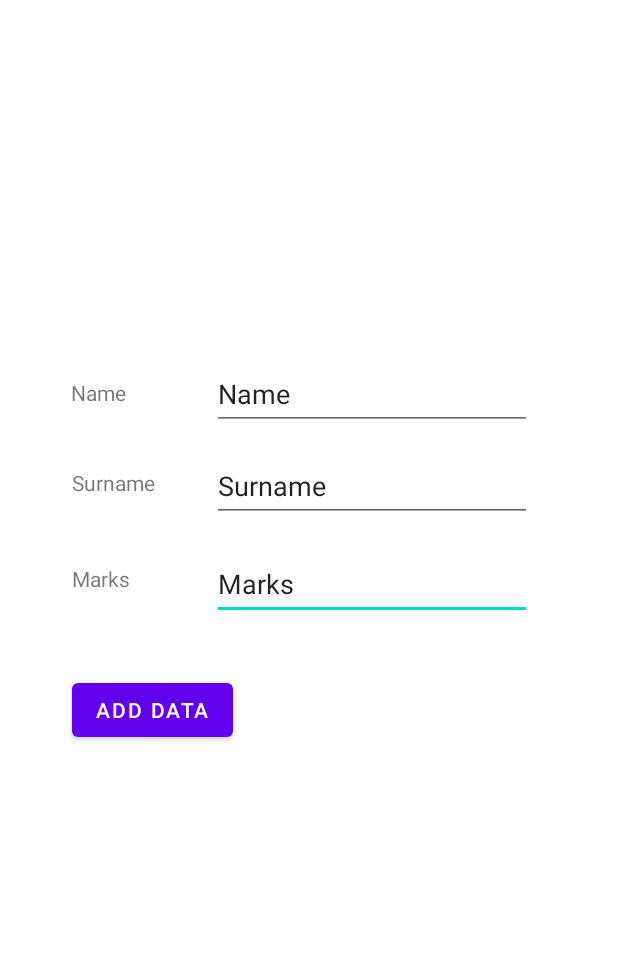
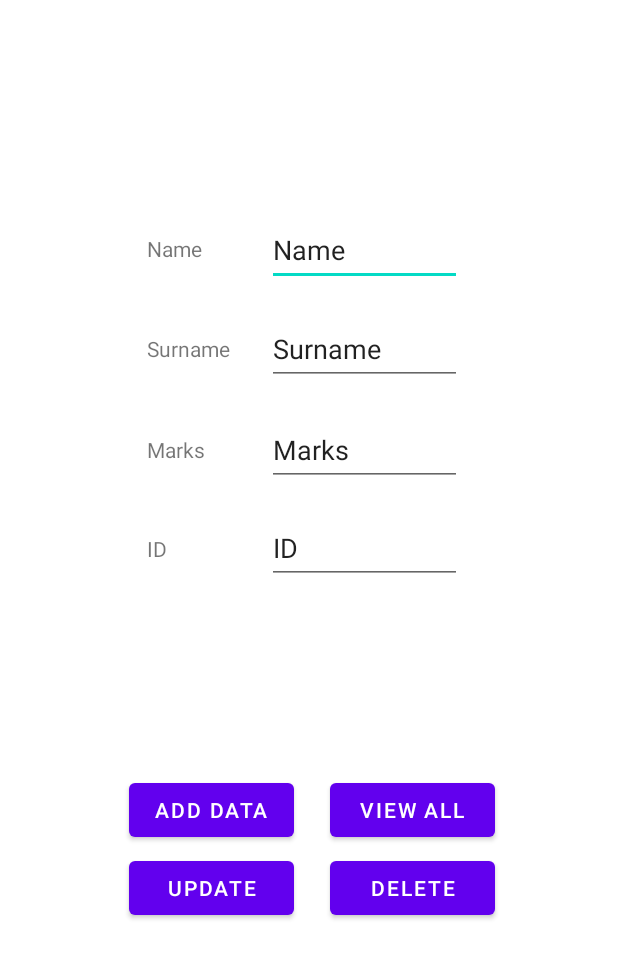
Before and after one commit to newklearz/SQLiteApplication, an Android app: the screen it shows after launch (MainActivity), on a phone screen of 412 x 824 dp. Shown: the top 958 px of the screen. Run offline under Robolectric (Android 15) with nearby library versions, the phone set to English and light mode, and no system bars; 1 statement that could not run was skipped.

Commit message:
#1 Resize EditText fields, add buttons for view, update, delete and new field for ID

```diff
--- a/app/src/main/res/layout/activity_main.xml
+++ b/app/src/main/res/layout/activity_main.xml
@@ -7,82 +7,150 @@
     tools:context=".MainActivity">
 
     <EditText
-        android:id="@+id/editTextTextPersonName6"
-        android:layout_width="wrap_content"
+        android:id="@+id/editTextTextName"
+        android:layout_width="130dp"
         android:layout_height="wrap_content"
-        android:layout_marginTop="17dp"
+        android:layout_marginEnd="104dp"
+        android:ems="10"
+        android:inputType="textPersonName"
+        android:minHeight="48dp"
+        android:text="Name"
+        app:layout_constraintBottom_toBottomOf="@+id/textView"
+        app:layout_constraintEnd_toEndOf="parent"
+        app:layout_constraintTop_toTopOf="@+id/textView"
+        app:layout_constraintVertical_bias="0.482" />
+
+    <EditText
+        android:id="@+id/editTextTextSurname"
+        android:layout_width="130dp"
+        android:layout_height="wrap_content"
+        android:ems="10"
+        android:inputType="textPersonName"
+        android:minHeight="48dp"
+        android:text="Surname"
+        app:layout_constraintBottom_toBottomOf="@+id/textView2"
+        app:layout_constraintEnd_toEndOf="@+id/editTextTextName"
+        app:layout_constraintHorizontal_bias="0.0"
+        app:layout_constraintStart_toStartOf="@+id/editTextTextName"
+        app:layout_constraintTop_toTopOf="@+id/textView2" />
+
+    <EditText
+        android:id="@+id/editTextTextMarks"
+        android:layout_width="130dp"
+        android:layout_height="wrap_content"
+        android:autofillHints="Marks"
         android:ems="10"
         android:inputType="textPersonName"
         android:minHeight="48dp"
         android:text="Marks"
-        android:autofillHints="Marks"
-        app:layout_constraintEnd_toEndOf="@+id/editTextTextPersonName5"
-        app:layout_constraintTop_toBottomOf="@+id/editTextTextPersonName5" />
+        app:layout_constraintBottom_toBottomOf="@+id/textView3"
+        app:layout_constraintEnd_toEndOf="@+id/editTextTextSurname"
+        app:layout_constraintHorizontal_bias="0.0"
+        app:layout_constraintStart_toStartOf="@+id/editTextTextSurname"
+        app:layout_constraintTop_toTopOf="@+id/textView3" />
 
-    <EditText
-        android:id="@+id/editTextTextPersonName4"
+    <TextView
+        android:id="@+id/textView"
         android:layout_width="wrap_content"
         android:layout_height="wrap_content"
-        android:layout_marginEnd="10dp"
-        android:layout_marginBottom="25dp"
-        android:ems="10"
-        android:inputType="textPersonName"
-        android:minHeight="48dp"
+        android:layout_marginStart="10dp"
+        android:layout_marginTop="156dp"
         android:text="Name"
-        app:layout_constraintBottom_toTopOf="@+id/textView2"
-        app:layout_constraintEnd_toEndOf="parent"
-        app:layout_constraintStart_toEndOf="@+id/textView" />
+        app:layout_constraintEnd_toStartOf="@+id/editTextTextName"
+        app:layout_constraintHorizontal_bias="0.671"
+        app:layout_constraintStart_toStartOf="parent"
+        app:layout_constraintTop_toTopOf="parent" />
 
     <TextView
         android:id="@+id/textView2"
         android:layout_width="wrap_content"
         android:layout_height="wrap_content"
-        android:layout_marginTop="312dp"
+        android:layout_marginTop="32dp"
         android:text="Surname"
-        app:layout_constraintStart_toStartOf="@+id/textView3"
-        app:layout_constraintTop_toTopOf="parent" />
-
-    <TextView
-        android:id="@+id/textView"
-        android:layout_width="wrap_content"
-        android:layout_height="wrap_content"
-        android:layout_marginTop="252dp"
-        android:layout_marginEnd="10dp"
-        android:text="Name"
-        app:layout_constraintEnd_toStartOf="@+id/editTextTextPersonName4"
-        app:layout_constraintStart_toStartOf="parent"
-        app:layout_constraintTop_toTopOf="parent" />
+        app:layout_constraintStart_toStartOf="@+id/textView"
+        app:layout_constraintTop_toBottomOf="@+id/editTextTextName" />
 
     <TextView
         android:id="@+id/textView3"
         android:layout_width="wrap_content"
         android:layout_height="wrap_content"
-        android:layout_marginStart="48dp"
-        android:layout_marginTop="376dp"
+        android:layout_marginTop="48dp"
         android:text="Marks"
-        app:layout_constraintStart_toStartOf="parent"
-        app:layout_constraintTop_toTopOf="parent" />
+        app:layout_constraintStart_toStartOf="@+id/textView2"
+        app:layout_constraintTop_toBottomOf="@+id/textView2" />
 
     <EditText
-        android:id="@+id/editTextTextPersonName5"
-        android:layout_width="wrap_content"
+        android:id="@+id/editTextTextID"
+        android:layout_width="130dp"
         android:layout_height="wrap_content"
-        android:layout_marginTop="13dp"
+        android:autofillHints="Marks"
         android:ems="10"
         android:inputType="textPersonName"
         android:minHeight="48dp"
-        android:text="Surname"
-        app:layout_constraintEnd_toEndOf="@+id/editTextTextPersonName4"
-        app:layout_constraintTop_toBottomOf="@+id/editTextTextPersonName4" />
+        android:text="ID"
+        app:layout_constraintBottom_toBottomOf="@+id/textView4"
+        app:layout_constraintEnd_toEndOf="@+id/editTextTextMarks"
+        app:layout_constraintHorizontal_bias="0.0"
+        app:layout_constraintStart_toStartOf="@+id/editTextTextMarks"
+        app:layout_constraintTop_toTopOf="@+id/textView4"
+        app:layout_constraintVertical_bias="0.517" />
+
+    <Button
+        android:id="@+id/button_update"
+        android:layout_width="110dp"
+        android:layout_height="wrap_content"
+        android:layout_marginTop="4dp"
+        android:text="Update"
+        app:layout_constraintEnd_toEndOf="@+id/button_add"
+        app:layout_constraintStart_toStartOf="@+id/button_add"
+        app:layout_constraintTop_toBottomOf="@+id/button_add" />
+
+    <Button
+        android:id="@+id/button_delete"
+        android:layout_width="110dp"
+        android:layout_height="wrap_content"
+        android:text="Delete"
+        app:layout_constraintBottom_toBottomOf="@+id/button_update"
+        app:layout_constraintEnd_toEndOf="@+id/button_view_all"
+        app:layout_constraintStart_toStartOf="@+id/button_view_all"
+        app:layout_constraintTop_toTopOf="@+id/button_update" />
 
     <Button
         android:id="@+id/button_add"
+        android:layout_width="0dp"
+        android:layout_height="wrap_content"
+        android:layout_marginStart="85dp"
+        android:layout_marginEnd="24dp"
+        android:layout_marginBottom="260dp"
+        android:text="Add Data"
+        app:layout_constraintBottom_toBottomOf="parent"
+        app:layout_constraintEnd_toStartOf="@+id/button_view_all"
+        app:layout_constraintHorizontal_bias="0.902"
+        app:layout_constraintHorizontal_chainStyle="packed"
+        app:layout_constraintStart_toStartOf="parent" />
+
+    <Button
+        android:id="@+id/button_view_all"
+        android:layout_width="0dp"
+        android:layout_height="wrap_content"
+        android:layout_marginEnd="82dp"
+        android:text="View All"
+        app:layout_constraintBottom_toBottomOf="@+id/button_add"
+        app:layout_constraintEnd_toEndOf="parent"
+        app:layout_constraintStart_toEndOf="@+id/button_add"
+        app:layout_constraintTop_toTopOf="@+id/button_add" />
+
+    <TextView
+        android:id="@+id/textView4"
         android:layout_width="wrap_content"
         android:layout_height="wrap_content"
-        android:layout_marginTop="36dp"
-        android:text="Add Data"
+        android:layout_marginTop="32dp"
+        android:layout_marginEnd="22dp"
+        android:text="ID"
+        app:layout_constraintEnd_toEndOf="@+id/textView3"
+        app:layout_constraintHorizontal_bias="0.0"
         app:layout_constraintStart_toStartOf="@+id/textView3"
-        app:layout_constraintTop_toBottomOf="@+id/editTextTextPersonName6" />
+        app:layout_constraintTop_toBottomOf="@+id/editTextTextMarks" />
 
 
 </androidx.constraintlayout.widget.ConstraintLayout>
```
